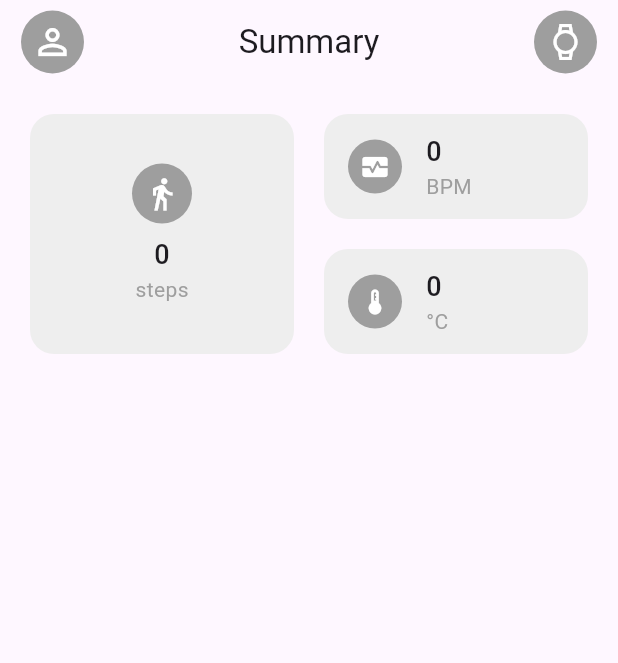
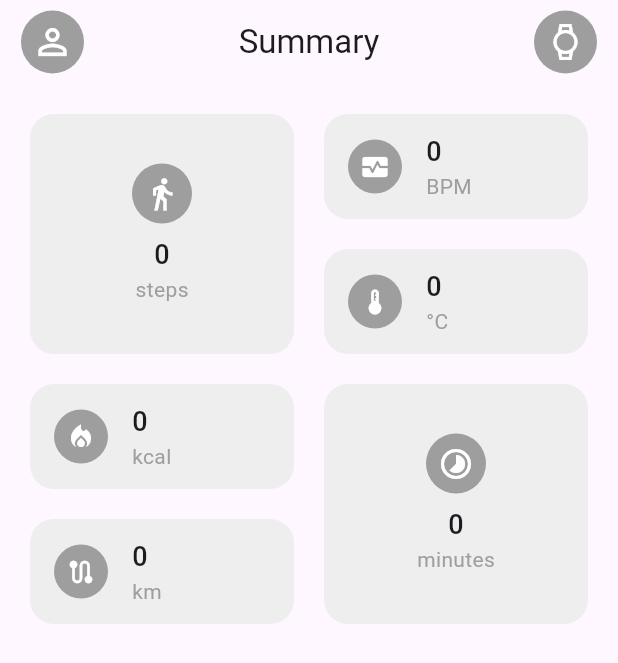
Before and after one commit to hyesuhong/health_band, a Flutter app: the screen it shows after launch, on a phone screen of 412 x 824 dp. Shown: the top 663 px of the screen. Run offline on Flutter 3.47's test engine with Material 3 defaults, Android fonts, the phone set to English and light mode, and no system bars.

Commit message:
feat: add more information cards layout

```diff
--- a/lib/screens/summary_screen.dart
+++ b/lib/screens/summary_screen.dart
@@ -49,7 +49,9 @@ class SummaryScreen extends StatelessWidget {
       body: const SafeArea(
         child: Padding(
           padding: EdgeInsets.all(20.0),
-          child: SizedBox(
+          child: Column(
+            children: [
+              SizedBox(
                 height: 160,
                 child: Row(
                   crossAxisAlignment: CrossAxisAlignment.start,
@@ -83,6 +85,41 @@ class SummaryScreen extends StatelessWidget {
                   ],
                 ),
               ),
+              SizedBox(height: 20),
+              SizedBox(
+                height: 160,
+                child: Row(
+                  mainAxisSize: MainAxisSize.min,
+                  children: [
+                    Expanded(
+                      child: Column(
+                        children: [
+                          UnitCardWidget(
+                            icon: Icons.local_fire_department,
+                            value: 0,
+                            unit: 'kcal',
+                          ),
+                          SizedBox(height: 20),
+                          UnitCardWidget(
+                            icon: Icons.route,
+                            value: 0,
+                            unit: 'km',
+                          ),
+                        ],
+                      ),
+                    ),
+                    SizedBox(width: 20),
+                    UnitCardWidget(
+                      direction: Axis.vertical,
+                      icon: Icons.timelapse,
+                      value: 0,
+                      unit: 'minutes',
+                    )
+                  ],
+                ),
+              ),
+            ],
+          ),
         ),
       ),
     );
--- a/lib/widgets/unit_card_widget.dart
+++ b/lib/widgets/unit_card_widget.dart
@@ -2,7 +2,7 @@ import 'package:flutter/material.dart';
 
 class UnitCardWidget extends StatelessWidget {
   final Axis direction;
-  final IconData? icon;
+  final IconData icon;
   final int value;
   final String unit;
   final String? description;
@@ -10,7 +10,7 @@ class UnitCardWidget extends StatelessWidget {
   const UnitCardWidget({
     super.key,
     this.direction = Axis.horizontal,
-    this.icon,
+    required this.icon,
     required this.value,
     required this.unit,
     this.description,
```
Lines whose indentation alone changed are shown as unchanged.
